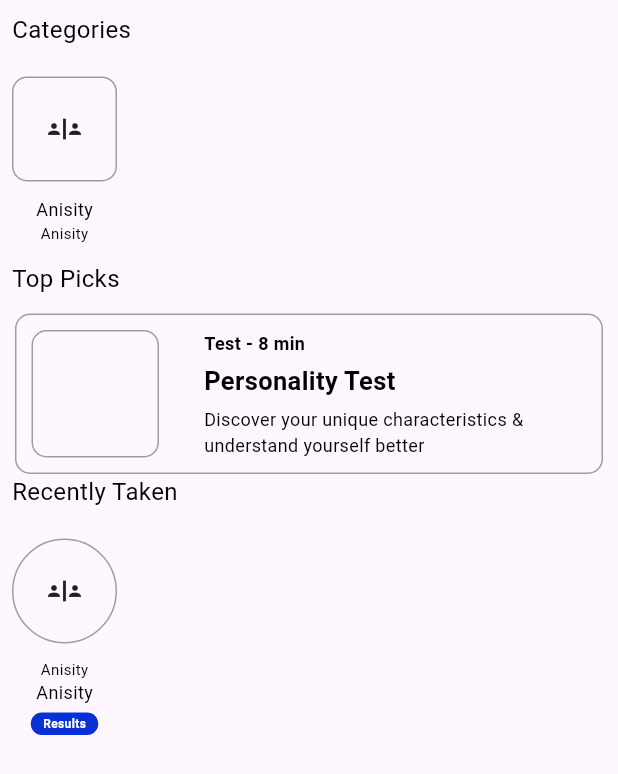
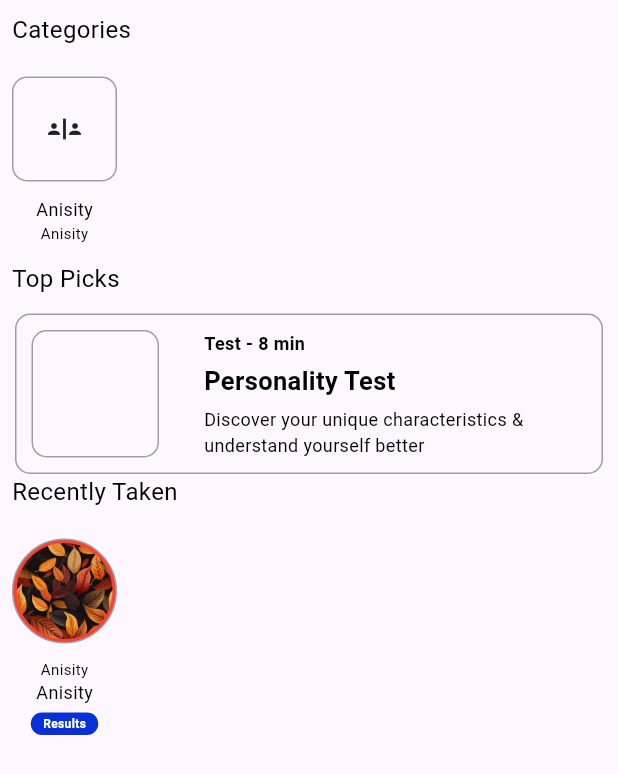
Before and after one commit to RVdobariya/BLoC-API-call, a Flutter app: the screen it shows after launch, on a phone screen of 412 x 824 dp. Shown: the top 774 px of the screen. Run offline on Flutter 3.47's test engine with Material 3 defaults, Android fonts, the phone set to English and light mode, and no system bars; our stand-ins replace bloc; network calls fail.

Commit message:
add new data

```diff
--- a/lib/View/home/ui/home_page.dart
+++ b/lib/View/home/ui/home_page.dart
@@ -1,5 +1,6 @@
 import 'package:demotask/View/home/bloc/home_bloc.dart';
 import 'package:demotask/config/appColors.dart';
+import 'package:demotask/config/appImages.dart';
 import 'package:demotask/config/textStyle.dart';
 import 'package:flutter/material.dart';
 
@@ -135,14 +136,15 @@ class _MyHomePageState extends State<MyHomePage> {
                     Padding(
                       padding: const EdgeInsets.only(top: 8.0, bottom: 10),
                       child: Container(
+                        padding: EdgeInsets.all(2),
                         height: 70,
                         width: 70,
                         alignment: Alignment.center,
-                        decoration: BoxDecoration(
+                        decoration: BoxDecoration(borderRadius: BorderRadius.circular(100), border: Border.all(color: Colors.grey), color: Colors.red),
+                        child: ClipRRect(
                           borderRadius: BorderRadius.circular(100),
-                          border: Border.all(color: Colors.grey),
+                          child: Image.asset(AppImages.one),
                         ),
-                        child: const Icon(Icons.safety_divider),
                       ),
                     ),
                     Text(
--- a/lib/config/appImages.dart
+++ b/lib/config/appImages.dart
@@ -1,7 +1,7 @@
 class AppImages {
-  static String one = "assets/images/1.jpg";
+  static String one = "assets/images/1.png";
   static String two = "assets/images/2.jpg";
   static String three = "assets/images/3.jpg";
   static String four = "assets/images/4.jpg";
-  static String five = "assets/images/5.jpg";
+  static String five = "assets/images/5.jpeg";
 }
```
